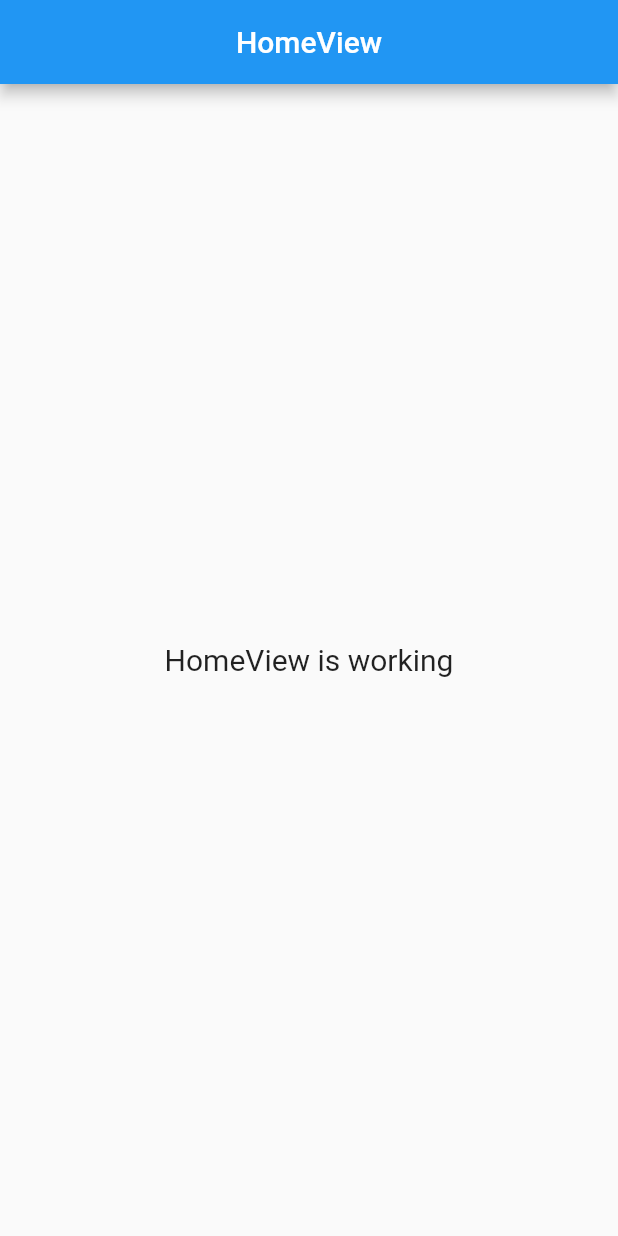
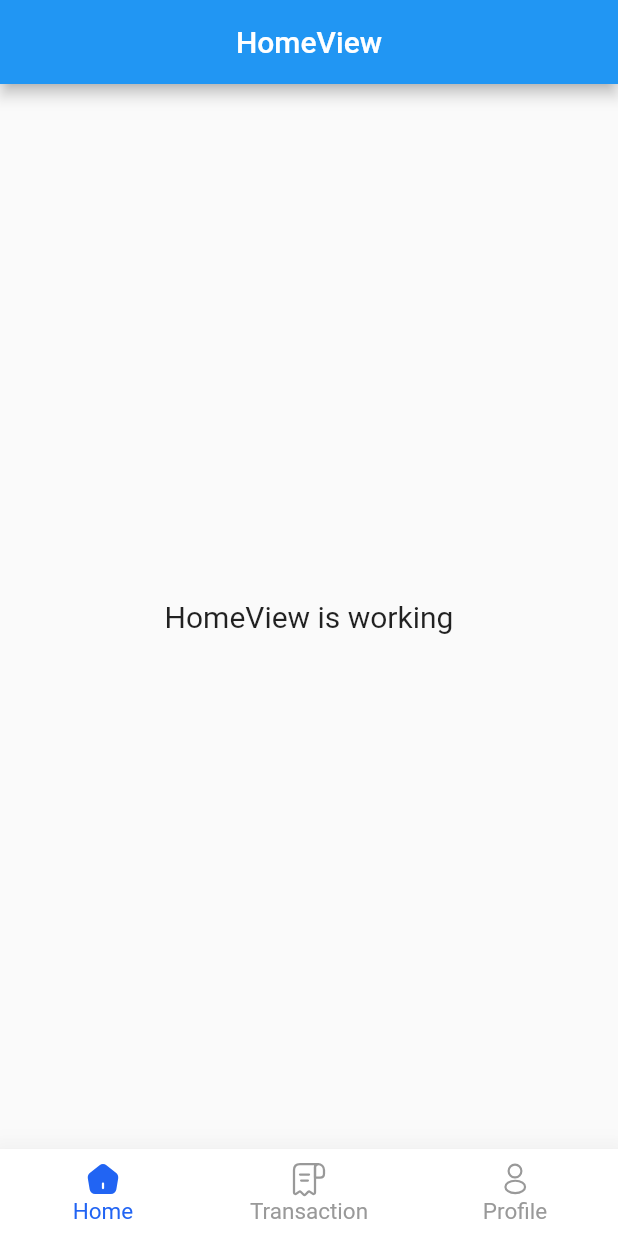
Before and after one commit to ivanismail/nobre, a Flutter app: the screen it shows after launch, on a phone screen of 412 x 824 dp. Run offline on Flutter 3.47's test engine with Material 2 defaults, Android fonts, the phone set to English and light mode, and no system bars; our stand-ins replace double_back_to_close_app, flutter_svg, get, google_fonts.

Commit message:
add: wrapper view and navbar

```diff
--- /dev/null
+++ b/lib/app/modules/wrapper/bindings/wrapper_binding.dart
@@ -0,0 +1,12 @@
+import 'package:get/get.dart';
+
+import '../controllers/wrapper_controller.dart';
+
+class WrapperBinding extends Bindings {
+  @override
+  void dependencies() {
+    Get.lazyPut<WrapperController>(
+      () => WrapperController(),
+    );
+  }
+}
--- /dev/null
+++ b/lib/app/modules/wrapper/controllers/wrapper_controller.dart
@@ -0,0 +1,74 @@
+import 'package:flutter/material.dart';
+import 'package:get/get.dart';
+
+import '../../../widgets/bottom_navbar.dart';
+import '../../home/views/home_view.dart';
+
+class WrapperController extends GetxController {
+  final pageIndex = 0.obs;
+  String connectionStatus = 'Unknown';
+
+  List<Widget> get currentPage {
+    return [
+      HomeView(),
+      HomeView(),
+      HomeView(),
+    ];
+  }
+
+  List<BottomNavigationBarItem> get bottomMenuItem {
+    return [
+      BottomNavigationBarItem(
+        label: 'Home',
+        icon: BuildIconNavBar(
+          currentTab: this.pageIndex.value,
+          index: 0,
+          svg: 'home',
+          svgActive: 'home-fill',
+        ),
+      ),
+      BottomNavigationBarItem(
+        label: 'Transaction',
+        icon: BuildIconNavBar(
+          currentTab: this.pageIndex.value,
+          index: 1,
+          svg: 'receipt',
+          svgActive: 'receipt-fill',
+        ),
+      ),
+      BottomNavigationBarItem(
+        label: 'Profile',
+        icon: BuildIconNavBar(
+          currentTab: this.pageIndex.value,
+          index: 2,
+          svg: 'user',
+          svgActive: 'user-fill',
+        ),
+      )
+    ];
+  }
+
+  @override
+  void onInit() async {
+    super.onInit();
+  }
+
+  updateBottomNavbar() {
+    update();
+  }
+
+  void onTapBottomNavbar(int index) async {
+    this.pageIndex.value = index;
+  }
+
+  @override
+  void onReady() async {
+    super.onReady();
+    print('================ Ready Wrapper ================');
+  }
+
+  @override
+  void onClose() {
+    super.dispose();
+  }
+}
--- /dev/null
+++ b/lib/app/modules/wrapper/views/wrapper_view.dart
@@ -0,0 +1,44 @@
+import 'package:double_back_to_close_app/double_back_to_close_app.dart';
+import 'package:flutter/material.dart';
+
+import 'package:get/get.dart';
+
+import '../../../widgets/bottom_navbar.dart';
+import '../controllers/wrapper_controller.dart';
+
+class WrapperView extends StatefulWidget {
+  WrapperView({Key? key}) : super(key: key);
+
+  @override
+  State<WrapperView> createState() => _WrapperViewState();
+}
+
+class _WrapperViewState extends State<WrapperView> {
+  final WrapperController controller = Get.find<WrapperController>();
+
+  @override
+  void initState() {
+    super.initState();
+  }
+
+  @override
+  Widget build(BuildContext context) {
+    return Scaffold(
+      bottomNavigationBar: GetBuilder<WrapperController>(
+        init: WrapperController(),
+        initState: (_) {},
+        builder: (_) {
+          return BuildBottomNavBar(
+            controller: controller,
+          );
+        },
+      ),
+      body: DoubleBackToCloseApp(
+        child: Obx(() => controller.currentPage[controller.pageIndex.value]),
+        snackBar: SnackBar(
+          content: Text('Ketuk sekali lagi untuk keluar.'),
+        ),
+      ),
+    );
+  }
+}
--- a/lib/app/routes/app_pages.dart
+++ b/lib/app/routes/app_pages.dart
@@ -2,13 +2,15 @@ import 'package:get/get.dart';
 
 import '../modules/home/bindings/home_binding.dart';
 import '../modules/home/views/home_view.dart';
+import '../modules/wrapper/bindings/wrapper_binding.dart';
+import '../modules/wrapper/views/wrapper_view.dart';
 
 part 'app_routes.dart';
 
 class AppPages {
   AppPages._();
 
-  static const INITIAL = Routes.HOME;
+  static const INITIAL = Routes.WRAPPER;
 
   static final routes = [
     GetPage(
@@ -16,5 +18,10 @@ class AppPages {
       page: () => HomeView(),
       binding: HomeBinding(),
     ),
+    GetPage(
+      name: _Paths.WRAPPER,
+      page: () => WrapperView(),
+      binding: WrapperBinding(),
+    ),
   ];
 }
--- a/lib/app/routes/app_routes.dart
+++ b/lib/app/routes/app_routes.dart
@@ -4,9 +4,11 @@ part of 'app_pages.dart';
 abstract class Routes {
   Routes._();
   static const HOME = _Paths.HOME;
+  static const WRAPPER = _Paths.WRAPPER;
 }
 
 abstract class _Paths {
   _Paths._();
   static const HOME = '/home';
+  static const WRAPPER = '/wrapper';
 }
--- /dev/null
+++ b/lib/app/widgets/bottom_navbar.dart
@@ -0,0 +1,97 @@
+import 'package:flutter/material.dart';
+import 'package:flutter_svg/svg.dart';
+import 'package:get/get.dart';
+
+import '../modules/wrapper/controllers/wrapper_controller.dart';
+import '../themes/colors.dart';
+import '../themes/themes.dart';
+
+class BuildBottomNavBar extends StatefulWidget {
+  final WrapperController controller;
+
+  BuildBottomNavBar({
+    required this.controller,
+  });
+  @override
+  _BuildBottomNavBarState createState() => _BuildBottomNavBarState();
+}
+
+class _BuildBottomNavBarState extends State<BuildBottomNavBar>
+// with MustLoginMiddleware {
+{
+  @override
+  Widget build(BuildContext context) {
+    return Obx(
+      () => BottomNavigationBar(
+        backgroundColor: Colors.white,
+        elevation: 18,
+        unselectedItemColor: XColor.netral5(),
+        selectedItemColor: XColor.primary(),
+        showSelectedLabels: true,
+        showUnselectedLabels: true,
+        selectedFontSize: h3,
+        unselectedFontSize: h3,
+        type: BottomNavigationBarType.fixed,
+        currentIndex: widget.controller.pageIndex.value,
+        onTap: widget.controller.onTapBottomNavbar,
+        items: widget.controller.bottomMenuItem,
+      ),
+    );
+  }
+}
+
+class BuildIconNavBar extends StatelessWidget {
+  const BuildIconNavBar({
+    Key? key,
+    required this.currentTab,
+    required this.index,
+    required this.svg,
+    this.svgActive,
+    this.showDot = false,
+  }) : super(key: key);
+
+  final int currentTab;
+  final int index;
+  final String svg;
+  final String? svgActive;
+  final bool showDot;
+
+  @override
+  Widget build(BuildContext context) {
+    return Container(
+      height: 25,
+      width: 30,
+      child: Stack(
+        alignment: Alignment.center,
+        children: [
+          currentTab != index
+              ? SvgPicture.asset(
+                  'assets/$svg.svg',
+                  color:
+                      currentTab != index ? XColor.netral5() : XColor.primary(),
+                  width: 24,
+                  height: 24,
+                )
+              : SvgPicture.asset(
+                  'assets/$svgActive.svg',
+                  color:
+                      currentTab != index ? XColor.netral5() : XColor.primary(),
+                  width: 24,
+                  height: 24,
+                ),
+          showDot
+              ? Positioned(
+                  top: 0,
+                  right: -200,
+                  child: Icon(
+                    Icons.circle,
+                    color: XColor.primary(),
+                    size: 4,
+                  ),
+                )
+              : Container(),
+        ],
+      ),
+    );
+  }
+}
--- a/pubspec.yaml
+++ b/pubspec.yaml
@@ -11,6 +11,8 @@ dependencies:
   flutter:
     sdk: flutter
   google_fonts: ^4.0.4
+  double_back_to_close_app: ^2.0.1
+  flutter_svg: ^1.1.6
 
 dev_dependencies:
   flutter_test:
```
Also changed, not shown: pubspec.lock.
